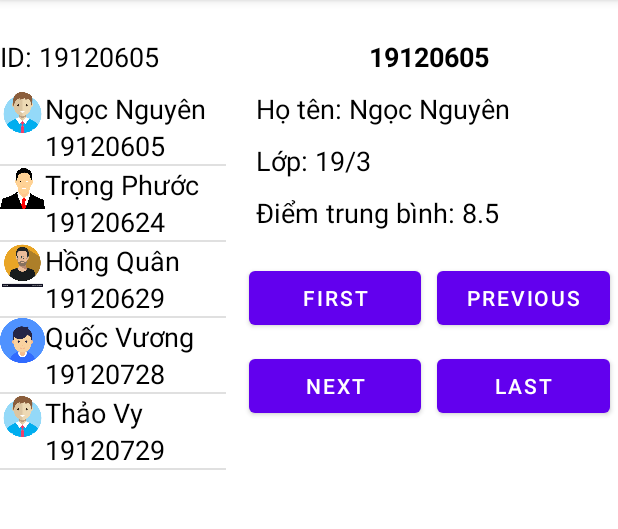
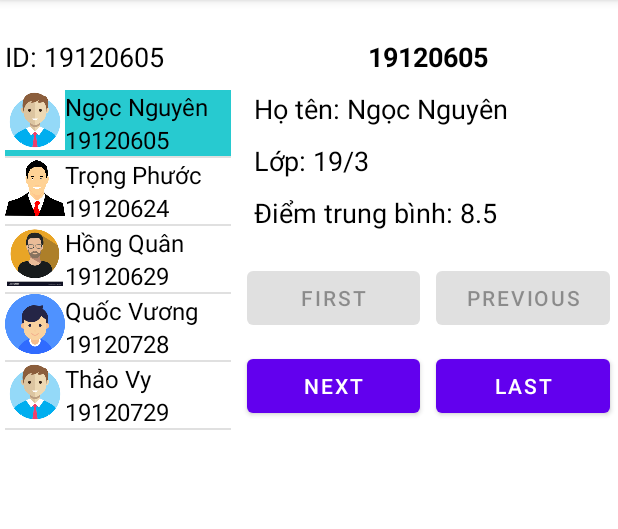
Before and after one commit to vuonghcmus/HW05_Android, an Android app: the screen it shows after launch (MainActivity), after a tap on "Ngọc Nguyên", on a phone screen of 412 x 824 dp, the part 84-613 px from its top. Run offline under Robolectric (Android 15) with nearby library versions, the phone set to English and light mode, and no system bars.

Commit message:
sua loi button

```diff
--- a/app/src/main/java/com/example/hw05/FragmentDetailStudent.java
+++ b/app/src/main/java/com/example/hw05/FragmentDetailStudent.java
@@ -1,6 +1,7 @@
 package com.example.hw05;
 
 import android.os.Bundle;
+import android.util.Log;
 import android.view.LayoutInflater;
 import android.view.View;
 import android.view.ViewGroup;
@@ -20,12 +21,11 @@ public class FragmentDetailStudent extends Fragment {
     private TextView txtDiem;
     private TextView txtHoTen;
     private TextView txtLop;
-    private Button btnFirst;
-    private Button btnPrevious;
-    private Button btnNext;
-    private Button btnLast;
+    private static Button btnFirst;
+    private static Button btnPrevious;
+    private static Button btnNext;
+    private static Button btnLast;
     private ListView listView;
-    private int index; // index cua item trong list view vua moi dc click
 
     @Nullable
     @Override
@@ -44,24 +44,34 @@ public class FragmentDetailStudent extends Fragment {
         btnPrevious = (Button) view.findViewById(R.id.btnPrevious);
 
         listView = FragmentListStudent.listView;
-        index = FragmentListStudent.index;
 
         btnFirst.setOnClickListener(new View.OnClickListener() {
             @Override
             public void onClick(View view) {
-                index = 0;
-                setDataStudent(index);
+                FragmentListStudent.index = 0;
+                FragmentListStudent.setItemClickAtIndex(FragmentListStudent.index);
+                setEnabledButton(FragmentListStudent.index);
             }
         });
 
         btnNext.setOnClickListener(new View.OnClickListener() {
             @Override
             public void onClick(View view) {
-                if (index == listView.getCount() - 1){
-                    Toast.makeText(getActivity(), "Đã đến cuối danh sách", Toast.LENGTH_SHORT).show();
-                } else {
-                    index++;
-                    setDataStudent(index);
+                if (FragmentListStudent.index != listView.getCount() - 1) {
+                    FragmentListStudent.index++;
+                    FragmentListStudent.setItemClickAtIndex(FragmentListStudent.index);
+                    setEnabledButton(FragmentListStudent.index);
+                }
+            }
+        });
+
+        btnPrevious.setOnClickListener(new View.OnClickListener() {
+            @Override
+            public void onClick(View view) {
+                if (FragmentListStudent.index != 0) {
+                    FragmentListStudent.index--;
+                    FragmentListStudent.setItemClickAtIndex(FragmentListStudent.index);
+                    setEnabledButton(FragmentListStudent.index);
                 }
             }
         });
@@ -69,28 +79,36 @@ public class FragmentDetailStudent extends Fragment {
         btnLast.setOnClickListener(new View.OnClickListener() {
             @Override
             public void onClick(View view) {
-                index = listView.getCount() - 1;
-                setDataStudent(index);
-            }
-        });
-
-        btnPrevious.setOnClickListener(new View.OnClickListener() {
-            @Override
-            public void onClick(View view) {
-                if (index == 0){
-                    Toast.makeText(getActivity(), "Đã về đầu danh sách", Toast.LENGTH_SHORT).show();
-                } else {
-                    index--;
-                    setDataStudent(index);
-                }
+                FragmentListStudent.index = listView.getCount() - 1;
+                FragmentListStudent.setItemClickAtIndex(FragmentListStudent.index);
+                setEnabledButton(FragmentListStudent.index);
             }
         });
 
         return view;
     }
 
+    public static void setEnabledButton(int index) {
+        if (index == 0) {
+            btnFirst.setEnabled(false);
+            btnPrevious.setEnabled(false);
+            btnNext.setEnabled(true);
+            btnLast.setEnabled(true);
+        } else if (index == FragmentListStudent.listView.getCount() - 1) {
+            btnLast.setEnabled(false);
+            btnNext.setEnabled(false);
+            btnFirst.setEnabled(true);
+            btnPrevious.setEnabled(true);
+        } else {
+            btnPrevious.setEnabled(true);
+            btnNext.setEnabled(true);
+            btnFirst.setEnabled(true);
+            btnLast.setEnabled(true);
+        }
+    }
+
     // set data cua sinh vien tai vi tri index trong list view
-    public void setDataStudent(int index) {
+    private void setDataStudent(int index) {
         Student student = (Student) listView.getItemAtPosition(index);
         txtID.setText(student.getID());
         txtHoTen.setText("Họ tên: " + student.getName());
--- a/app/src/main/java/com/example/hw05/FragmentListStudent.java
+++ b/app/src/main/java/com/example/hw05/FragmentListStudent.java
@@ -6,24 +6,27 @@ import androidx.appcompat.app.AppCompatActivity;
 import androidx.fragment.app.Fragment;
 
 import android.content.Context;
+import android.graphics.Color;
 import android.os.Bundle;
+import android.util.Log;
 import android.view.LayoutInflater;
 import android.view.View;
 import android.view.ViewGroup;
 import android.widget.AdapterView;
 import android.widget.ListView;
 import android.widget.TextView;
+import android.widget.Toast;
 
 import java.util.ArrayList;
 
 public class FragmentListStudent extends Fragment {
     public static ListView listView;
-    public static int index; // index cua item vua moi  click
-    private TextView txtMsg;
+    public static int index = -1; // index cua item vua moi  click
+    private static TextView txtMsg;
     private ArrayList<Student> studentList = new ArrayList<>();
     private View view;
 
-    private ISendDataListener iSendDataListener;
+    private static ISendDataListener iSendDataListener;
 
     public interface ISendDataListener {
         void sendDataStudent(Student student);
@@ -46,21 +49,33 @@ public class FragmentListStudent extends Fragment {
         studentList.add(new Student("Thảo Vy", "19120729", "avatar1"));
 
         CustomListAdapter customListAdapter = new CustomListAdapter(getActivity(), studentList);
-//        txtMsg.setText("" + customListAdapter.s);
         listView.setAdapter(customListAdapter);
 
         listView.setOnItemClickListener(new AdapterView.OnItemClickListener() {
             @Override
             public void onItemClick(AdapterView<?> adapterView, View view, int i, long l) {
                 index = i;
-                Object obj = listView.getItemAtPosition(i);
-                Student student = (Student) obj;
-                txtMsg.setText("ID: " + student.getID());
-                iSendDataListener.sendDataStudent(student);
+                Log.e("Index = ", index + "");
+                setItemClickAtIndex(i);
+                FragmentDetailStudent.setEnabledButton(index);
             }
         });
 
         return view;
+    }
+
+    public static void setItemClickAtIndex(int index) {
+        Object obj = listView.getItemAtPosition(index);
+        Student student = (Student) obj;
+        txtMsg.setText("ID: " + student.getID());
+        iSendDataListener.sendDataStudent(student);
+        for (int j = 0; j < listView.getChildCount(); j++) {
+            if (j == index) {
+                listView.getChildAt(j).setBackgroundColor(Color.parseColor("#27CAD0"));
+            } else {
+                listView.getChildAt(j).setBackgroundColor(Color.WHITE);
+            }
+        }
     }
 
     @Override
--- a/app/src/main/res/layout/activity_main.xml
+++ b/app/src/main/res/layout/activity_main.xml
@@ -8,7 +8,8 @@
     tools:context=".MainActivity">
 
     <FrameLayout
-        android:layout_marginRight="10dp"
+        android:layout_marginLeft="3dp"
+        android:layout_marginRight="5dp"
         android:id="@+id/fragment1"
         android:layout_width="0dp"
         android:layout_height="match_parent"
--- a/app/src/main/res/layout/fragment_list_students.xml
+++ b/app/src/main/res/layout/fragment_list_students.xml
@@ -17,6 +17,7 @@
         android:textSize="18sp"/>
 
     <ListView
+        android:listSelector="#27CAD0"
         android:layout_marginTop="10dp"
         android:id="@+id/listView"
         android:layout_width="match_parent"
--- a/app/src/main/res/layout/list_item_layout.xml
+++ b/app/src/main/res/layout/list_item_layout.xml
@@ -5,13 +5,15 @@
     android:layout_width="match_parent"
     android:orientation="horizontal"
     android:layout_marginTop="5dp"
+    app:flow_verticalAlign="center"
+    app:flow_horizontalAlign="center"
     android:layout_centerVertical="true"
     android:layout_height="match_parent">
 
     <ImageView
         android:id="@+id/imageView"
-        android:layout_width="30dp"
-        android:layout_height="30dp"
+        android:layout_width="40dp"
+        android:layout_height="40dp"
         tools:srcCompat="@tools:sample/avatars" />
 
     <LinearLayout
@@ -25,7 +27,7 @@
             android:layout_weight="1"
             android:text="Name"
             android:textColor="@color/black"
-            android:textSize="18sp" />
+            android:textSize="16sp" />
 
         <TextView
             android:id="@+id/txtID"
@@ -34,7 +36,7 @@
             android:layout_weight="1"
             android:text="ID"
             android:textColor="@color/black"
-            android:textSize="18sp" />
+            android:textSize="16sp" />
     </LinearLayout>
 
 
```
